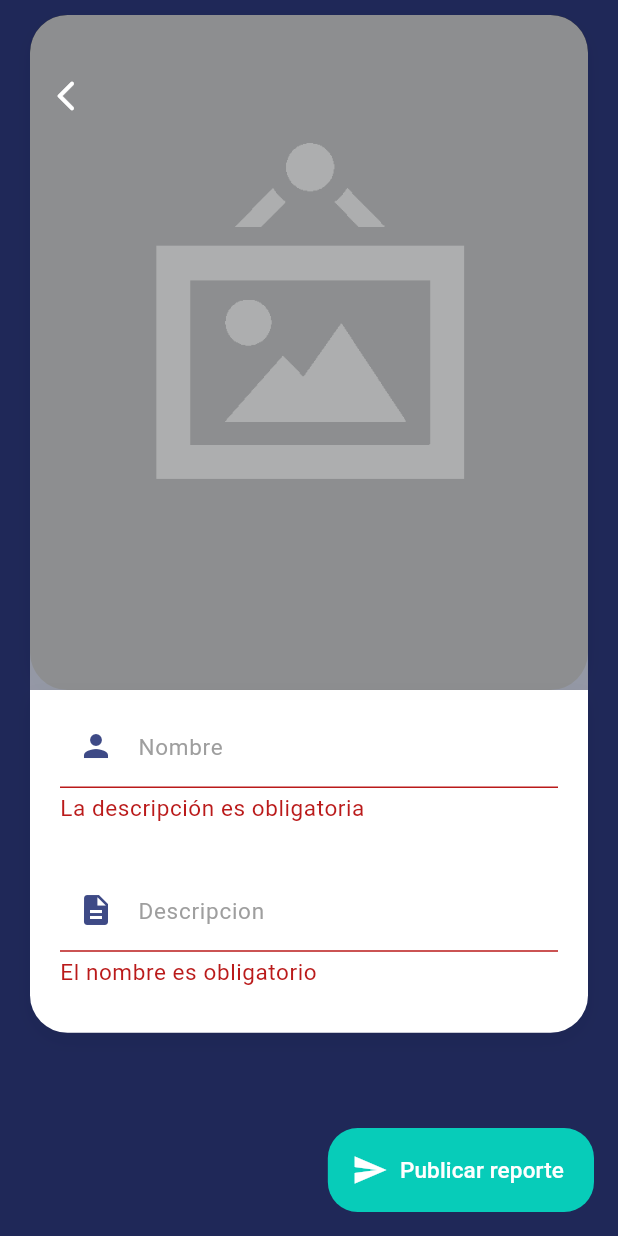
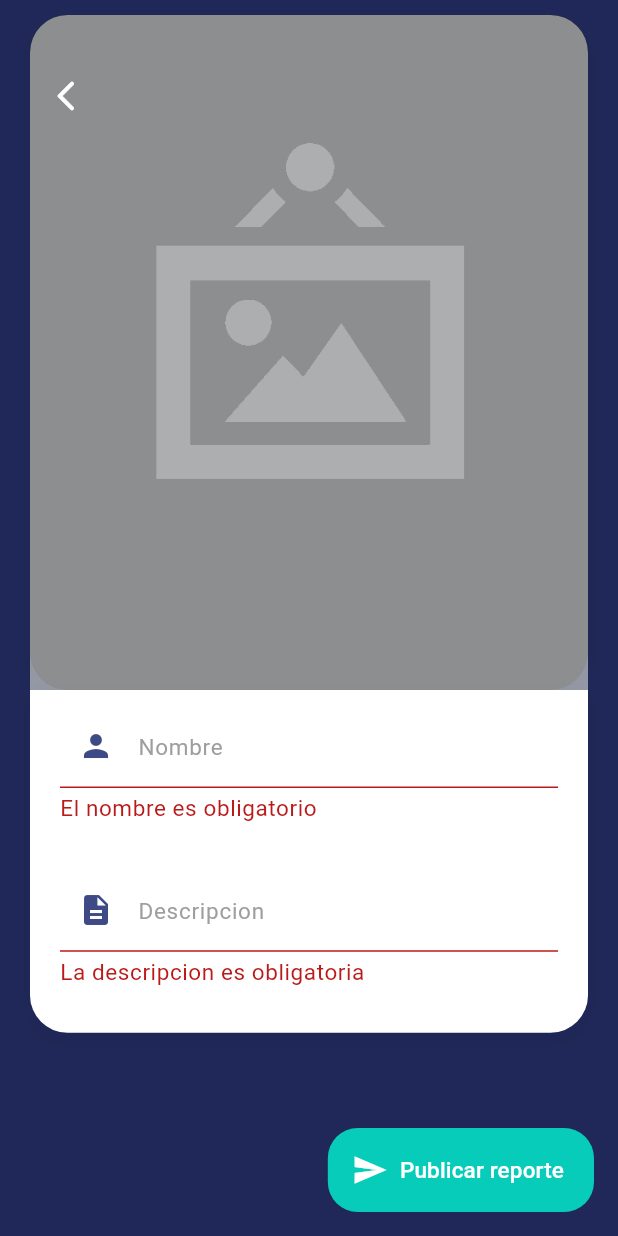
Before and after one commit to Maycol-Rodriguez/DZero-Mobile, a Flutter app: the GenerarReporteScreen screen opened by its route, after a tap on "Publicar reporte", on a phone screen of 412 x 824 dp. Run offline on Flutter 3.47's test engine with Material 2 defaults, Android fonts, the light colour scheme and no system bars; our stand-ins replace animate_do, dio, firebase_core, firebase_database, flutter_dotenv, flutter_riverpod and 6 more; missing offline and left inert: awesome_circular_chart, cloudinary_public; accounts and stored records are empty; network calls fail.

Commit message:
obtencion de descripcion y usuario

```diff
--- a/lib/controllers/c_servicio_reportes.dart
+++ b/lib/controllers/c_servicio_reportes.dart
@@ -1,3 +1,4 @@
+import 'package:cloudinary_public/cloudinary_public.dart';
 import 'package:dio/dio.dart';
 import 'package:dzero/config/config.dart';
 import 'package:firebase_database/firebase_database.dart';
@@ -22,7 +23,6 @@ class ServicioReportes {
     final general = FirebaseDatabase.instance.ref().child('reports').push();
     reporte.id = general.key!;
     await general.set(reporte.toJson());
-
     reportes.add(reporte);
   }
 
--- a/lib/screens/v_generar_reporte_screen.dart
+++ b/lib/screens/v_generar_reporte_screen.dart
@@ -23,6 +23,8 @@ class GenerarReporteScreen extends ConsumerStatefulWidget {
 class GenerarReporteScreenState extends ConsumerState<GenerarReporteScreen> {
   File? _image;
   String? path;
+  String usuario = '';
+  String descripcion = '';
 
   Future _pickImage(ImageSource source) async {
     try {
@@ -75,35 +77,7 @@ class GenerarReporteScreenState extends ConsumerState<GenerarReporteScreen> {
   @override
   Widget build(BuildContext context) {
     final formReporte = ref.watch(formularioReporteProvider);
-    Future<void> enviarDatos() async {
     const uuid = Uuid();
-      Reporte reporte;
-
-      try {
-        CloudinaryResponse response = await cloudinary.uploadFile(
-          CloudinaryFile.fromFile(
-            path!,
-            resourceType: CloudinaryResourceType.Image,
-          ),
-        );
-
-        reporte = Reporte(
-          id: '',
-          picture: response.secureUrl,
-          description: 'descripcion',
-          location: '-12.04807041556919, -75.18945304764888',
-          user: User(
-            id: uuid.v1(),
-            email: 'email@prueba.com',
-            name: 'usuario de prueba',
-          ),
-        );
-
-        ref.watch(subirReportesProvider(reporte));
-      } on CloudinaryException catch (e) {
-        throw Text(e.message ?? '');
-      }
-    }
 
     return Scaffold(
       body: SingleChildScrollView(
@@ -153,45 +127,7 @@ class GenerarReporteScreenState extends ConsumerState<GenerarReporteScreen> {
                   ),
                 ],
               ),
-              const _FormularioReporte(),
-              const SizedBox(height: 100),
-            ],
-          ),
-        ),
-      ),
-      floatingActionButtonLocation: FloatingActionButtonLocation.endFloat,
-      floatingActionButton: FloatingActionButton.extended(
-        backgroundColor: colorTerceary,
-        heroTag: 1,
-        icon: const Icon(Icons.send, color: Colors.white),
-        label: const Text('Publicar reporte', style: TextStyle(color: Colors.white)),
-        onPressed: () async {
-          if (!formReporte.esValido()) return;
-          formReporte.esValido();
-          await enviarDatos();
-          Future.delayed(
-            const Duration(milliseconds: 300),
-            () => context.pushReplacementNamed(VHomeScreen.name),
-          );
-          Future.delayed(
-            const Duration(milliseconds: 500),
-            () => ref.refresh(obtenerReportesProvider),
-          );
-        },
-      ),
-    );
-  }
-}
-
-class _FormularioReporte extends ConsumerWidget {
-  const _FormularioReporte();
-
-  @override
-  Widget build(BuildContext context, WidgetRef ref) {
-    final textStyle = Theme.of(context).textTheme.titleSmall;
-    String usuario;
-    String descripcion;
-    return Padding(
+              Padding(
                 padding: const EdgeInsets.symmetric(horizontal: 20),
                 child: Container(
                   width: double.infinity,
@@ -199,7 +135,6 @@ class _FormularioReporte extends ConsumerWidget {
                   decoration: CustomDecoration.decoration(false),
                   child: Form(
                     key: ref.watch(formularioReporteProvider).formKey,
-          autovalidateMode: AutovalidateMode.onUserInteraction,
                     child: Column(
                       children: [
                         const SizedBox(height: 10),
@@ -216,7 +151,7 @@ class _FormularioReporte extends ConsumerWidget {
                           ],
                           validator: (value) {
                             if (value!.isEmpty || value.length < 3) {
-                    return 'La descripción es obligatoria';
+                              return 'El nombre es obligatorio';
                             }
                             return null;
                           },
@@ -234,7 +169,7 @@ class _FormularioReporte extends ConsumerWidget {
                           ),
                           validator: (value) {
                             if (value!.isEmpty || value.length < 3) {
-                    return 'El nombre es obligatorio';
+                              return 'La descripcion es obligatoria';
                             }
                             return null;
                           },
@@ -244,6 +179,53 @@ class _FormularioReporte extends ConsumerWidget {
                     ),
                   ),
                 ),
+              ),
+              const SizedBox(height: 100),
+            ],
+          ),
+        ),
+      ),
+      floatingActionButtonLocation: FloatingActionButtonLocation.endFloat,
+      floatingActionButton: FloatingActionButton.extended(
+        backgroundColor: colorTerceary,
+        heroTag: 1,
+        icon: const Icon(Icons.send, color: Colors.white),
+        label: const Text('Publicar reporte', style: TextStyle(color: Colors.white)),
+        onPressed: () async {
+          if (!formReporte.esValido()) return;
+          formReporte.esValido();
+          CloudinaryResponse response;
+          try {
+            response = await cloudinary.uploadFile(
+              CloudinaryFile.fromFile(
+                path!,
+                resourceType: CloudinaryResourceType.Image,
+              ),
+            );
+          } on CloudinaryException catch (e) {
+            throw (e.message!);
+          }
+
+          final reporte = Reporte(
+            id: '',
+            picture: response.secureUrl,
+            description: descripcion,
+            location: '-18.04807041556919, -95.18945304764888',
+            user: User(
+              id: uuid.v1(),
+              email: 'email@prueba.com',
+              name: usuario,
+            ),
+          );
+
+          ref.read(subirReportesProvider(reporte));
+
+          Future.delayed(const Duration(milliseconds: 50), () {
+            ref.invalidate(obtenerReportesProvider);
+            context.pushReplacementNamed(VHomeScreen.name);
+          });
+        },
+      ),
     );
   }
 }
```
Lines whose indentation alone changed are shown as unchanged.
